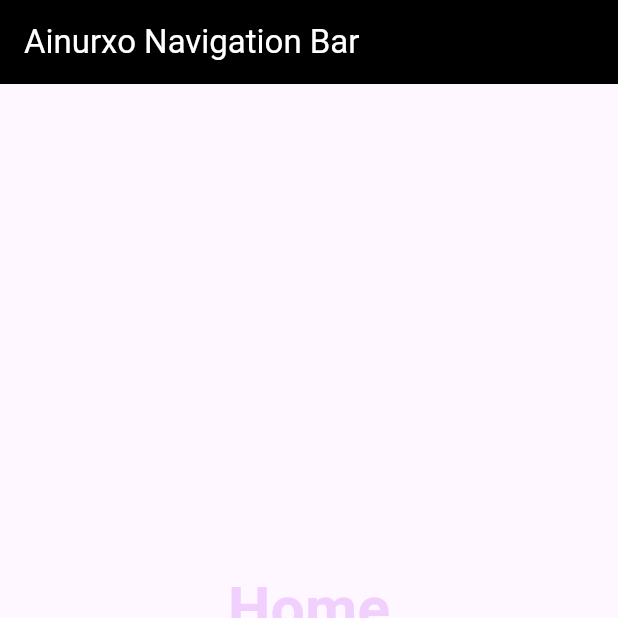
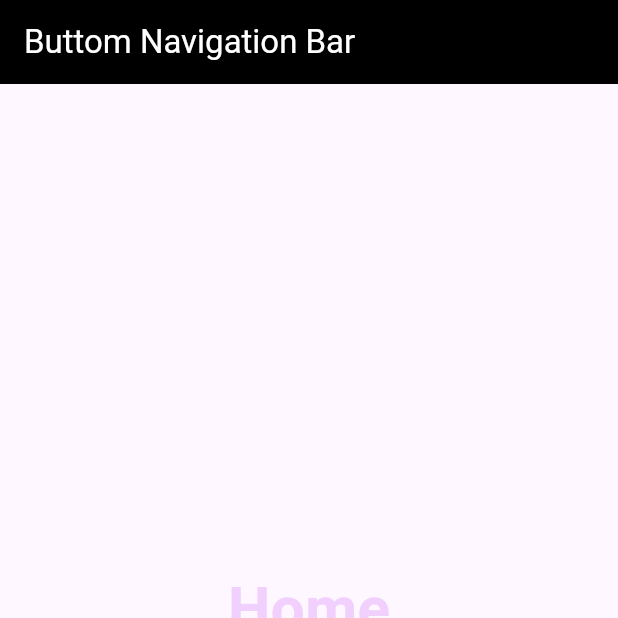
Before and after one commit to ainurxo/TMA3084_G02_103158_Lab05_Lesson07, a Flutter app: the screen it shows after launch, on a phone screen of 412 x 824 dp, the top half of it. Run offline on Flutter 3.47's test engine with Material 3 defaults, Android fonts, the phone set to English and light mode, and no system bars.

Commit message:
feat: Buttom Navigation Bar

```diff
--- a/lab01/lib/main.dart
+++ b/lab01/lib/main.dart
@@ -41,7 +41,7 @@ class _BottomNaviLabState extends State<BottomNaviLab> {
   Widget build(BuildContext context) {
     return Scaffold(
       appBar: AppBar(
-        title: Text("Ainurxo Navigation Bar"),
+        title: Text("Buttom Navigation Bar"),
         backgroundColor: Colors.black,
         foregroundColor: Colors.white,
       ),
```
